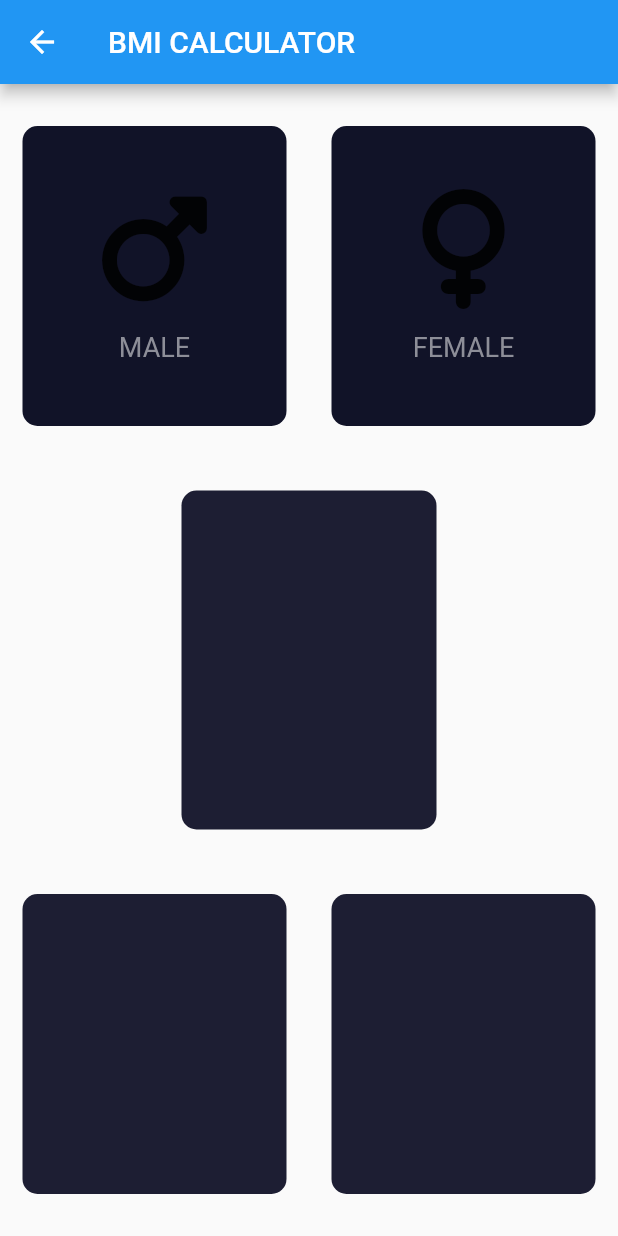
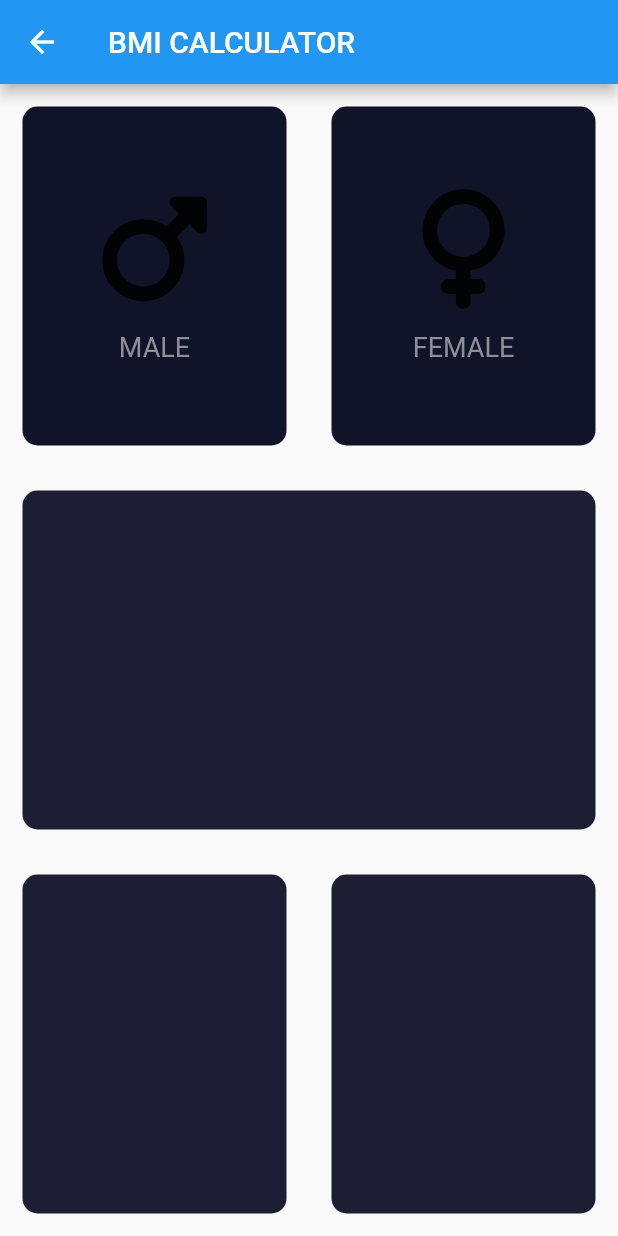
Before and after one commit to md-bd/flutter-projects, a Flutter app: the InputPage screen opened directly, on a phone screen of 412 x 824 dp. Run offline on Flutter 3.47's test engine with Material 2 defaults, Android fonts, the phone set to English and light mode, and no system bars; our stand-ins replace audioplayers, font_awesome_flutter, rflutter_alert.

Commit message:
bug fix: second column expanded now takes full width of the screen

```diff
--- a/CourseApplications/bmi_calculator/lib/input_page.dart
+++ b/CourseApplications/bmi_calculator/lib/input_page.dart
@@ -62,7 +62,8 @@ class _InputPageState extends State<InputPage> {
                   ),
                 ),
               ],
-          ),),
+            ),
+          ),
           Expanded(
             child: ReusableCard(
               colour: const Color(0xFF1D1E33),
--- a/CourseApplications/bmi_calculator/lib/reusable_card.dart
+++ b/CourseApplications/bmi_calculator/lib/reusable_card.dart
@@ -17,8 +17,6 @@ class ReusableCard extends StatelessWidget {
           borderRadius: BorderRadius.circular(10.0),
           color: colour,
         ),
-        height: 200.0,
-        width: 170.0,
         child: cardChild,
       ),
     );
```
